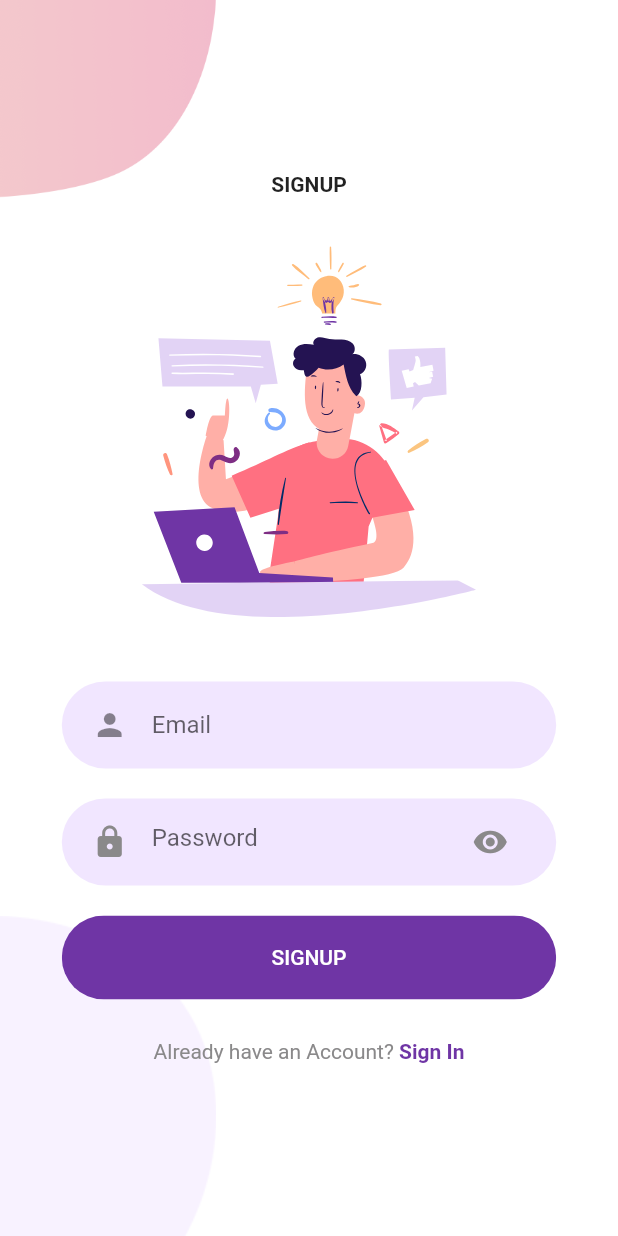
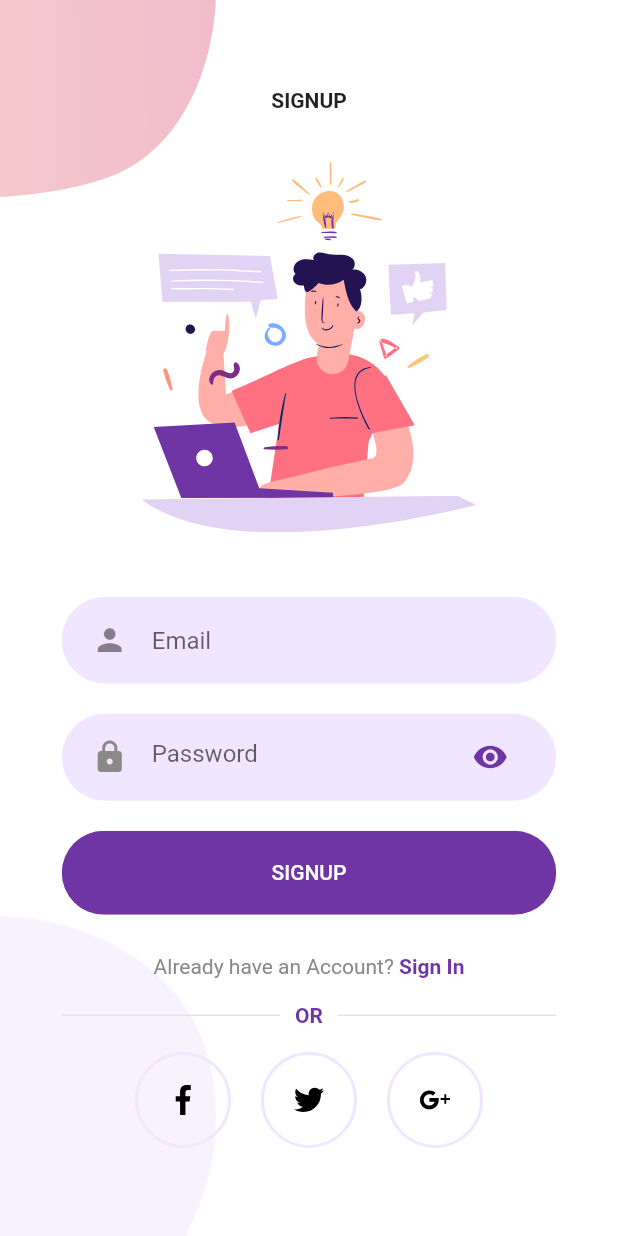
Before and after one commit to fernandasdias/FlutterLoginPage, a Flutter app: the screen it shows after launch, after a tap on "SIGN UP", on a phone screen of 412 x 824 dp. Run offline on Flutter 3.47's test engine with Material 2 defaults, Android fonts, the phone set to English and light mode, and no system bars; our stand-ins replace flutter_svg.

Commit message:
Add social media icons

```diff
--- a/lib/Screens/Login/components/body.dart
+++ b/lib/Screens/Login/components/body.dart
@@ -17,6 +17,7 @@ class Body extends StatelessWidget {
   Widget build(BuildContext context) {
     var size = MediaQuery.of(context).size;
     return Background(
+      child: SingleChildScrollView(
         child: Column(
           mainAxisAlignment: MainAxisAlignment.center,
           children: <Widget>[
@@ -54,6 +55,7 @@ class Body extends StatelessWidget {
             )
           ],
         ),
+      ),
     );
   }
 }
--- a/lib/Screens/Login/components/rounded_password_field.dart
+++ b/lib/Screens/Login/components/rounded_password_field.dart
@@ -23,7 +23,7 @@ class RoundedPasswordField extends StatelessWidget {
           ),
           suffixIcon: Icon(
             Icons.visibility,
-            color: kPrimaryGrayColor,
+            color: kPrimaryColor,
           ),
           border: InputBorder.none,
         ),
--- /dev/null
+++ b/lib/Screens/Sign Up/components/body.dart
@@ -0,0 +1,78 @@
+import 'package:flutter/material.dart';
+import 'package:flutter_svg/svg.dart';
+import 'package:login/Screens/Login/components/rounded_input_field.dart';
+import 'package:login/Screens/Login/components/rounded_password_field.dart';
+import 'package:login/Screens/Login/login_screen.dart';
+import 'package:login/Screens/Sign%20Up/components/or_divider.dart';
+import 'package:login/Screens/Sign%20Up/components/background.dart';
+import 'package:login/Screens/Sign%20Up/components/social_icon.dart';
+import 'package:login/components/already_have_an_account_check.dart';
+import 'package:login/components/rounded_button.dart';
+
+class Body extends StatelessWidget {
+  @override
+  Widget build(BuildContext context) {
+    var size = MediaQuery.of(context).size;
+    return Background(
+        child: SingleChildScrollView(
+      child: Column(
+        mainAxisAlignment: MainAxisAlignment.center,
+        children: <Widget>[
+          Text(
+            'SIGNUP',
+            style: TextStyle(fontWeight: FontWeight.bold),
+          ),
+          SizedBox(height: size.height * 0.040),
+          SvgPicture.asset(
+            'assets/icons/signup.svg',
+            height: size.height * 0.30,
+          ),
+          SizedBox(height: size.height * 0.040),
+          RoundedInputField(
+            hintText: 'Email',
+            onChanged: (value) {},
+          ),
+          RoundedPasswordField(
+            onChanged: (value) {},
+          ),
+          RoundedButton(
+            text: 'SIGNUP',
+            press: () {},
+          ),
+          SizedBox(height: size.height * 0.020),
+          AlreadyHaveAnAccountCheck(
+            login: false,
+            press: () {
+              Navigator.push(
+                context,
+                MaterialPageRoute(
+                  builder: (context) {
+                    return LoginScreen();
+                  },
+                ),
+              );
+            },
+          ),
+          OrDivider(),
+          Row(
+            mainAxisAlignment: MainAxisAlignment.center,
+            children: <Widget>[
+              SocialIcon(
+                iconSrc: 'assets/icons/facebook.svg',
+                press: () {},
+              ),
+              SocialIcon(
+                iconSrc: 'assets/icons/twitter.svg',
+                press: () {},
+              ),
+              SocialIcon(
+                iconSrc: 'assets/icons/google-plus.svg',
+                press: () {},
+              ),
+            ],
+          )
+        ],
+      ),
+    ));
+  }
+}
--- /dev/null
+++ b/lib/Screens/Sign Up/components/or_divider.dart
@@ -0,0 +1,38 @@
+import 'package:flutter/material.dart';
+import 'package:login/constants.dart';
+
+class OrDivider extends StatelessWidget {
+  @override
+  Widget build(BuildContext context) {
+    var size = MediaQuery.of(context).size;
+    return Container(
+      margin: EdgeInsets.symmetric(vertical: size.height * 0.02),
+      width: size.width * 0.8,
+      child: Row(
+        children: <Widget>[
+          buildDivider(),
+          Padding(
+            padding: const EdgeInsets.symmetric(horizontal: 10),
+            child: Text(
+              'OR',
+              style: TextStyle(
+                color: kPrimaryColor,
+                fontWeight: FontWeight.w600,
+              ),
+            ),
+          ),
+          buildDivider(),
+        ],
+      ),
+    );
+  }
+
+  Expanded buildDivider() {
+    return Expanded(
+      child: Divider(
+        color: Color(0xFFD9D9D9),
+        height: 1.5,
+      ),
+    );
+  }
+}
--- /dev/null
+++ b/lib/Screens/Sign Up/components/social_icon.dart
@@ -0,0 +1,37 @@
+import 'package:flutter/material.dart';
+import 'package:flutter_svg/svg.dart';
+import 'package:login/constants.dart';
+
+class SocialIcon extends StatelessWidget {
+  final String iconSrc;
+  final Function press;
+
+  const SocialIcon({
+    Key key,
+    this.iconSrc,
+    this.press,
+  }) : super(key: key);
+
+  @override
+  Widget build(BuildContext context) {
+    return GestureDetector(
+      onTap: () {},
+      child: Container(
+        margin: EdgeInsets.symmetric(horizontal: 10),
+        padding: EdgeInsets.all(20),
+        decoration: BoxDecoration(
+          border: Border.all(
+            width: 2,
+            color: kPrimaryLightColor,
+          ),
+          shape: BoxShape.circle,
+        ),
+        child: SvgPicture.asset(
+          iconSrc,
+          height: 20,
+          width: 20,
+        ),
+      ),
+    );
+  }
+}
--- a/lib/Screens/Sign Up/signup_body.dart
+++ /dev/null
@@ -1,56 +0,0 @@
-import 'package:flutter/material.dart';
-import 'package:flutter_svg/svg.dart';
-import 'package:login/Screens/Login/components/rounded_input_field.dart';
-import 'package:login/Screens/Login/components/rounded_password_field.dart';
-import 'package:login/Screens/Login/login_screen.dart';
-import 'package:login/Screens/Sign%20Up/signup_background.dart';
-import 'package:login/components/already_have_an_account_check.dart';
-import 'package:login/components/rounded_button.dart';
-
-class Body extends StatelessWidget {
-  @override
-  Widget build(BuildContext context) {
-    var size = MediaQuery.of(context).size;
-    return Background(
-        child: Column(
-      mainAxisAlignment: MainAxisAlignment.center,
-      children: <Widget>[
-        Text(
-          'SIGNUP',
-          style: TextStyle(fontWeight: FontWeight.bold),
-        ),
-        SizedBox(height: size.height * 0.040),
-        SvgPicture.asset(
-          'assets/icons/signup.svg',
-          height: size.height * 0.30,
-        ),
-        SizedBox(height: size.height * 0.040),
-        RoundedInputField(
-          hintText: 'Email',
-          onChanged: (value) {},
-        ),
-        RoundedPasswordField(
-          onChanged: (value) {},
-        ),
-        RoundedButton(
-          text: 'SIGNUP',
-          press: () {},
-        ),
-        SizedBox(height: size.height * 0.020),
-        AlreadyHaveAnAccountCheck(
-          login: false,
-          press: () {
-            Navigator.push(
-              context,
-              MaterialPageRoute(
-                builder: (context) {
-                  return LoginScreen();
-                },
-              ),
-            );
-          },
-        )
-      ],
-    ));
-  }
-}
--- a/lib/Screens/Sign Up/signup_screen.dart
+++ b/lib/Screens/Sign Up/signup_screen.dart
@@ -1,5 +1,5 @@
 import 'package:flutter/material.dart';
-import 'package:login/Screens/Sign%20Up/signup_body.dart';
+import 'package:login/Screens/Sign%20Up/components/body.dart';
 
 class SignUpScreen extends StatelessWidget {
   const SignUpScreen({Key key}) : super(key: key);
```
Also changed, not shown: lib/Screens/Sign Up/components/background.dart (renamed from lib/Screens/Sign Up/signup_background.dart), 1 other file. Lines whose indentation alone changed are shown as unchanged.
